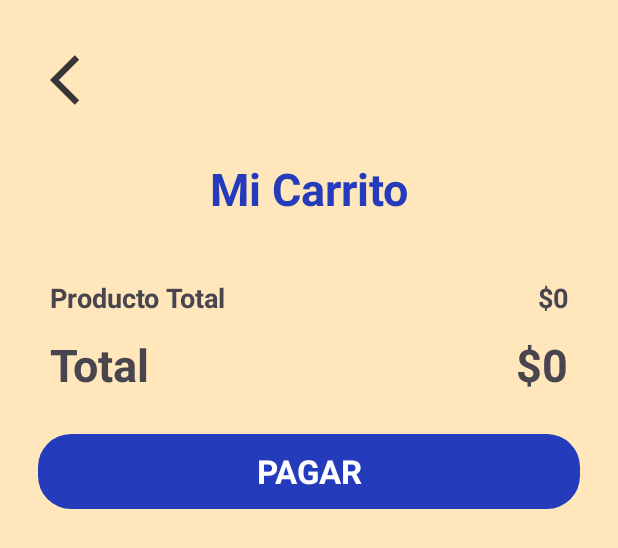
After one commit to PatrickMontes/KOTLIN_DAM, an Android app: the layout activity_cart_list.xml on its own in the app's theme, with its tools: preview values and no code run, on a phone screen of 412 x 824 dp. The commit adds this screen. Shown: the top 548 px of the screen. Run offline under Robolectric (Android 15) with nearby library versions, the phone set to English and light mode, and no system bars.

Commit message:
Interfaces listas

```diff
--- /dev/null
+++ b/app/src/main/java/com/cibertec/bembos/Activity/CartListActivity.java
@@ -0,0 +1,4 @@
+package com.cibertec.bembos.Activity;
+
+public class CartListActivity {
+}
--- /dev/null
+++ b/app/src/main/res/drawable/baseline_arrow_back_ios_24.xml
@@ -0,0 +1,5 @@
+<vector xmlns:android="http://schemas.android.com/apk/res/android" android:autoMirrored="true" android:height="24dp" android:tint="#363434" android:viewportHeight="24" android:viewportWidth="24" android:width="24dp">
+
+    <path android:fillColor="@android:color/white" android:pathData="M11.67,3.87L9.9,2.1 0,12l9.9,9.9 1.77,-1.77L3.54,12z"/>
+
+</vector>
--- /dev/null
+++ b/app/src/main/res/layout/activity_cart_list.xml
@@ -0,0 +1,115 @@
+<?xml version="1.0" encoding="utf-8"?>
+<androidx.constraintlayout.widget.ConstraintLayout xmlns:android="http://schemas.android.com/apk/res/android"
+    xmlns:app="http://schemas.android.com/apk/res-auto"
+    android:layout_width="match_parent"
+    android:layout_height="match_parent"
+    android:background="#FFE6BB">
+
+    <ScrollView
+        android:layout_width="match_parent"
+        android:layout_height="match_parent">
+
+        <LinearLayout
+            android:layout_width="match_parent"
+            android:layout_height="wrap_content"
+            android:orientation="vertical">
+
+            <ImageView
+                android:id="@+id/btnRetroceder"
+                android:layout_width="40dp"
+                android:layout_height="40dp"
+                android:layout_marginStart="33dp"
+                android:layout_marginTop="33dp"
+                app:srcCompat="@drawable/baseline_arrow_back_ios_24" />
+
+            <TextView
+                android:id="@+id/textView11"
+                android:layout_width="match_parent"
+                android:layout_height="wrap_content"
+                android:layout_marginTop="32dp"
+                android:text="Mi Carrito"
+                android:textAlignment="center"
+                android:textColor="#243CBC"
+                android:textSize="30sp"
+                android:textStyle="bold" />
+
+            <androidx.recyclerview.widget.RecyclerView
+                android:layout_width="match_parent"
+                android:layout_height="match_parent"
+                android:layout_marginStart="33dp"
+                android:layout_marginTop="20dp"
+                android:layout_marginEnd="33dp" >
+
+            </androidx.recyclerview.widget.RecyclerView>
+
+            <LinearLayout
+                android:layout_width="match_parent"
+                android:layout_height="match_parent"
+                android:layout_marginStart="33dp"
+                android:layout_marginTop="20dp"
+                android:layout_marginEnd="33dp"
+                android:layout_marginBottom="2dp"
+                android:orientation="horizontal">
+
+                <TextView
+                    android:id="@+id/textView12"
+                    android:layout_width="wrap_content"
+                    android:layout_height="wrap_content"
+                    android:layout_weight="1"
+                    android:text="Producto Total"
+                    android:textSize="18sp"
+                    android:textStyle="bold" />
+
+                <TextView
+                    android:id="@+id/txtPrecioTotal"
+                    android:layout_width="wrap_content"
+                    android:layout_height="wrap_content"
+                    android:text="$0"
+                    android:textSize="18sp"
+                    android:textStyle="bold" />
+            </LinearLayout>
+
+            <LinearLayout
+                android:layout_width="match_parent"
+                android:layout_height="match_parent"
+                android:layout_marginStart="33dp"
+                android:layout_marginTop="10dp"
+                android:layout_marginEnd="33dp"
+                android:layout_marginBottom="6dp"
+                android:orientation="horizontal">
+
+                <TextView
+                    android:id="@+id/textView15"
+                    android:layout_width="wrap_content"
+                    android:layout_height="wrap_content"
+                    android:layout_weight="1"
+                    android:text="Total"
+                    android:textSize="30sp"
+                    android:textStyle="bold" />
+
+                <TextView
+                    android:id="@+id/txtTotalPagar"
+                    android:layout_width="wrap_content"
+                    android:layout_height="wrap_content"
+                    android:text="$0"
+                    android:textSize="30sp"
+                    android:textStyle="bold" />
+            </LinearLayout>
+
+            <TextView
+                android:id="@+id/btnProcesarCompra"
+                android:layout_width="match_parent"
+                android:layout_height="50dp"
+                android:layout_marginStart="25dp"
+                android:layout_marginTop="20dp"
+                android:layout_marginEnd="25dp"
+                android:background="@drawable/bg_banner"
+                android:gravity="center"
+                android:text="PAGAR"
+                android:textColor="@color/white"
+                android:textSize="22sp"
+                android:textStyle="bold" />
+
+        </LinearLayout>
+    </ScrollView>
+</androidx.constraintlayout.widget.ConstraintLayout>
```
Also changed, not shown: app/src/main/res/layout/activity_detalle_producto.xml (+9 -33 lines), app/src/main/res/layout/activity_main.xml (+13 -11 lines), app/src/main/res/layout/viewholder_cart.xml (added, +109 -0 lines).
